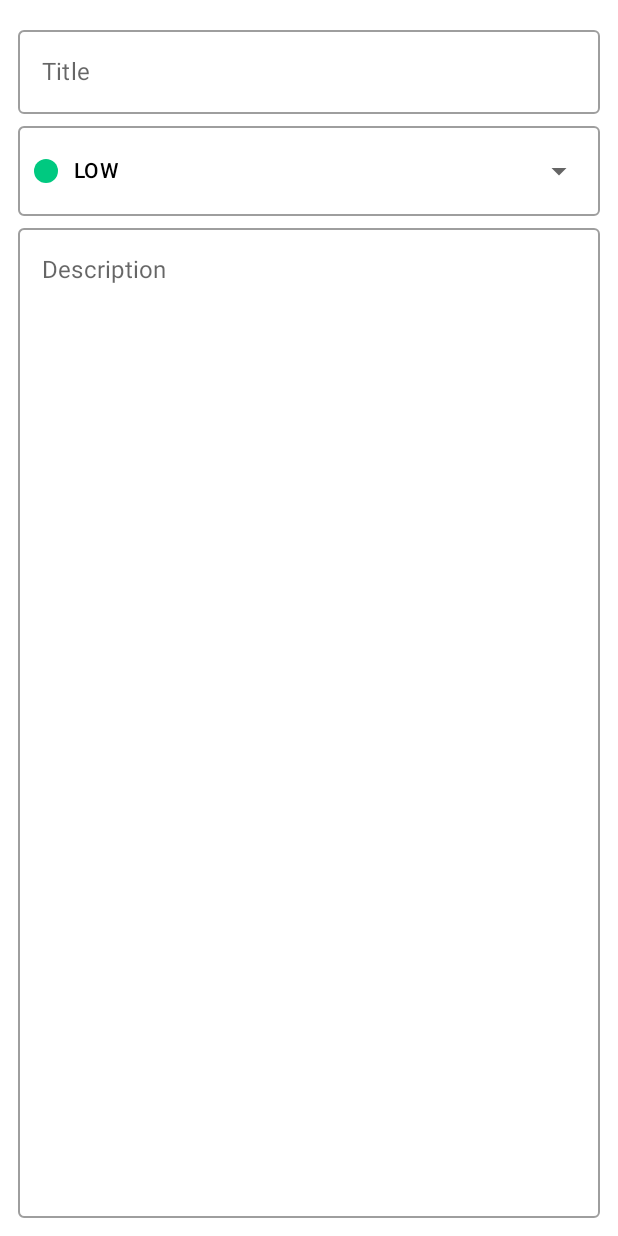
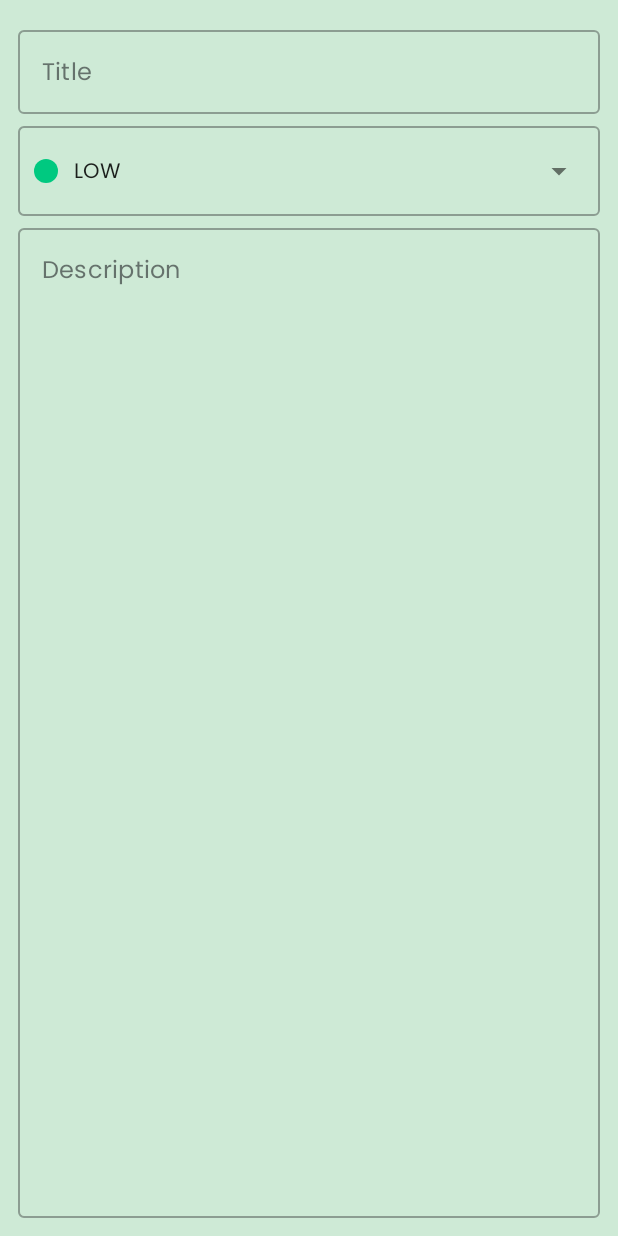
Before and after one commit to Conscious-Mind/daily-planner, an Android app built with Jetpack Compose: the @Preview function TaskContentPreview, on a phone screen of 412 x 824 dp. Run offline under Robolectric (Android 15) with nearby library versions, the phone set to English and light mode, and no system bars.

Commit message:
made light and dark theme with respect to material design

```diff
--- a/app/src/main/java/com/davidson/compose15/components/PriorityDropDown.kt
+++ b/app/src/main/java/com/davidson/compose15/components/PriorityDropDown.kt
@@ -84,7 +84,8 @@ fun PriorityDropDown(
         }
         DropdownMenu(
             modifier = Modifier
-                .width(with(LocalDensity.current) { parentSize.width.toDp() }),
+                .width(with(LocalDensity.current) { parentSize.width.toDp() })
+                .background(MaterialTheme.colors.secondaryVariant),
             expanded = expanded,
             onDismissRequest = { expanded = false }
         ) {
--- a/app/src/main/java/com/davidson/compose15/components/PriorityItem.kt
+++ b/app/src/main/java/com/davidson/compose15/components/PriorityItem.kt
@@ -17,7 +17,7 @@ import com.davidson.compose15.ui.theme.PRIORITY_INDICATOR_SIZE
 @Composable
 fun PriorityItem(priority: Priority) {
     Row(
-        verticalAlignment = Alignment.CenterVertically
+        verticalAlignment = Alignment.CenterVertically,
     ) {
         Canvas(modifier = Modifier.size(PRIORITY_INDICATOR_SIZE)) {
             drawCircle(color = priority.color)
--- a/app/src/main/java/com/davidson/compose15/ui/screens/list_screen/EmptyContent.kt
+++ b/app/src/main/java/com/davidson/compose15/ui/screens/list_screen/EmptyContent.kt
@@ -32,11 +32,11 @@ fun EmptyContent() {
             modifier = Modifier.size(120.dp),
             painter = painterResource(id = R.drawable.ic_sad_face),
             contentDescription = stringResource(id = R.string.sad_face_icon),
-            tint = MediumGray
+            tint = MaterialTheme.colors.onSurface
         )
         Text(
             text = stringResource(id = R.string.empty_content),
-            color = MediumGray,
+            color = MaterialTheme.colors.onSurface,
             fontWeight = FontWeight.Bold,
             fontSize = MaterialTheme.typography.h6.fontSize
         )
--- a/app/src/main/java/com/davidson/compose15/ui/screens/list_screen/ListContent.kt
+++ b/app/src/main/java/com/davidson/compose15/ui/screens/list_screen/ListContent.kt
@@ -159,6 +159,7 @@ fun DisplayTasks(
                 )
             ) {
                 SwipeToDismiss(
+                    modifier = Modifier.padding(horizontal = 16.dp, vertical = 8.dp),
                     state = dismissState,
                     directions = setOf(DismissDirection.EndToStart),
                     dismissThresholds = { FractionalThreshold(fraction = 0.2f) },
@@ -202,7 +203,7 @@ fun TaskItem(
     Surface(
         modifier = Modifier
             .fillMaxWidth(),
-        color = MaterialTheme.colors.taskItemBackgroundColor,
+        color = MaterialTheme.colors.surface,
         shape = RectangleShape,
         elevation = TASK_ITEM_ELEVATION,
         onClick = {
--- a/app/src/main/java/com/davidson/compose15/ui/screens/list_screen/ListScreen.kt
+++ b/app/src/main/java/com/davidson/compose15/ui/screens/list_screen/ListScreen.kt
@@ -55,6 +55,7 @@ fun ListScreen(
                 searchAppBarState = searchAppBarState,
                 searchTextState = searchTextState
             )
+
         },
         content = {
             ListContent(
--- a/app/src/main/java/com/davidson/compose15/ui/screens/task_screen/TaskContent.kt
+++ b/app/src/main/java/com/davidson/compose15/ui/screens/task_screen/TaskContent.kt
@@ -2,10 +2,7 @@ package com.davidson.compose15.ui.screens.task_screen
 
 import androidx.compose.foundation.background
 import androidx.compose.foundation.layout.*
-import androidx.compose.material.Divider
-import androidx.compose.material.MaterialTheme
-import androidx.compose.material.OutlinedTextField
-import androidx.compose.material.Text
+import androidx.compose.material.*
 import androidx.compose.runtime.Composable
 import androidx.compose.ui.Modifier
 import androidx.compose.ui.res.stringResource
@@ -13,6 +10,7 @@ import androidx.compose.ui.tooling.preview.Preview
 import com.davidson.compose15.R
 import com.davidson.compose15.components.PriorityDropDown
 import com.davidson.compose15.data.models.Priority
+import com.davidson.compose15.ui.theme.Compose15DailyPlannerTheme
 import com.davidson.compose15.ui.theme.LARGE_PADDING
 import com.davidson.compose15.ui.theme.MEDIUM_PADDING
 
@@ -37,7 +35,14 @@ fun TaskContent(
             onValueChange = { onTitleChange(it) },
             label = { Text(text = stringResource(id = R.string.title)) },
             textStyle = MaterialTheme.typography.body1,
-            singleLine = true
+            singleLine = true,
+            colors = TextFieldDefaults.outlinedTextFieldColors(
+                focusedBorderColor = MaterialTheme.colors.secondary,
+                focusedLabelColor = MaterialTheme.colors.onPrimary,
+                cursorColor = MaterialTheme.colors.onPrimary,
+                trailingIconColor = MaterialTheme.colors.onPrimary,
+                leadingIconColor = MaterialTheme.colors.onPrimary,
+            )
         )
         Divider(
             modifier = Modifier.height(MEDIUM_PADDING),
@@ -52,7 +57,14 @@ fun TaskContent(
             value = description,
             onValueChange = { onDescriptionChange(it) },
             label = { Text(text = stringResource(id = R.string.description)) },
-            textStyle = MaterialTheme.typography.body1
+            textStyle = MaterialTheme.typography.body1,
+            colors = TextFieldDefaults.outlinedTextFieldColors(
+                focusedBorderColor = MaterialTheme.colors.secondary,
+                focusedLabelColor = MaterialTheme.colors.onPrimary,
+                cursorColor = MaterialTheme.colors.onPrimary,
+                trailingIconColor = MaterialTheme.colors.onPrimary,
+                leadingIconColor = MaterialTheme.colors.onPrimary,
+            )
         )
     }
 }
@@ -61,6 +73,7 @@ fun TaskContent(
 @Composable
 @Preview
 private fun TaskContentPreview() {
+    Compose15DailyPlannerTheme {
         TaskContent(
             title = "",
             onTitleChange = {},
@@ -70,3 +83,5 @@ private fun TaskContentPreview() {
             onPrioritySelected = {}
         )
     }
+
+}
--- a/app/src/main/java/com/davidson/compose15/ui/theme/Dimensions.kt
+++ b/app/src/main/java/com/davidson/compose15/ui/theme/Dimensions.kt
@@ -11,4 +11,4 @@ val TOP_APP_BAR_HEIGHT = 56.dp
 val PRIORITY_DROP_DOWN_HEIGHT = 60.dp
 val LOGO_HEIGHT = 100.dp
 
-val TASK_ITEM_ELEVATION = 2.dp
+val TASK_ITEM_ELEVATION = 4.dp
```
Also changed, not shown: app/src/main/java/com/davidson/compose15/components/DisplayAlertDialog.kt (+6 -2 lines), app/src/main/java/com/davidson/compose15/ui/screens/list_screen/ListAppBar.kt (+12 -5 lines), app/src/main/java/com/davidson/compose15/ui/screens/task_screen/TaskAppBar.kt (+9 -7 lines), app/src/main/java/com/davidson/compose15/ui/theme/Color.kt (+18 -1 lines), app/src/main/java/com/davidson/compose15/ui/theme/Theme.kt (+15 -15 lines), app/src/main/java/com/davidson/compose15/ui/theme/Type.kt (+32 -0 lines), app/src/main/res/font/abril_fatface_regular.ttf (added), app/src/main/res/font/montserrat_bold.ttf (added), app/src/main/res/font/montserrat_regular.ttf (added), app/src/main/res/font/poppins_regular.ttf (added), app/src/main/res/font/poppins_semi_bold.ttf (added). Lines whose indentation alone changed are shown as unchanged.
